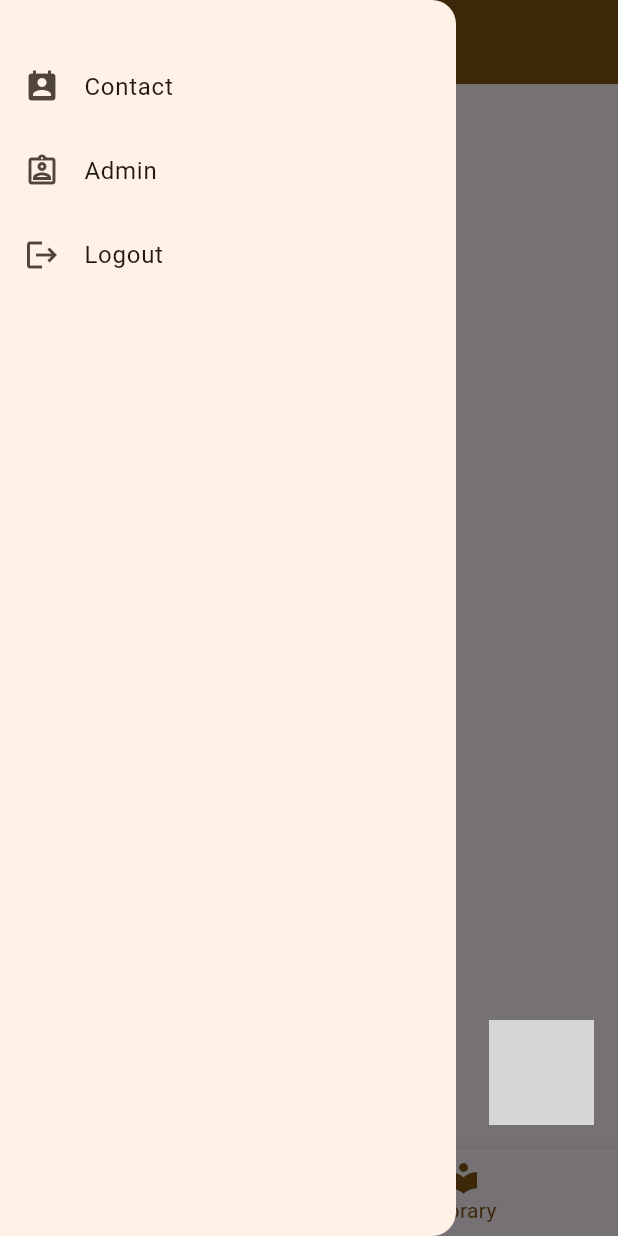
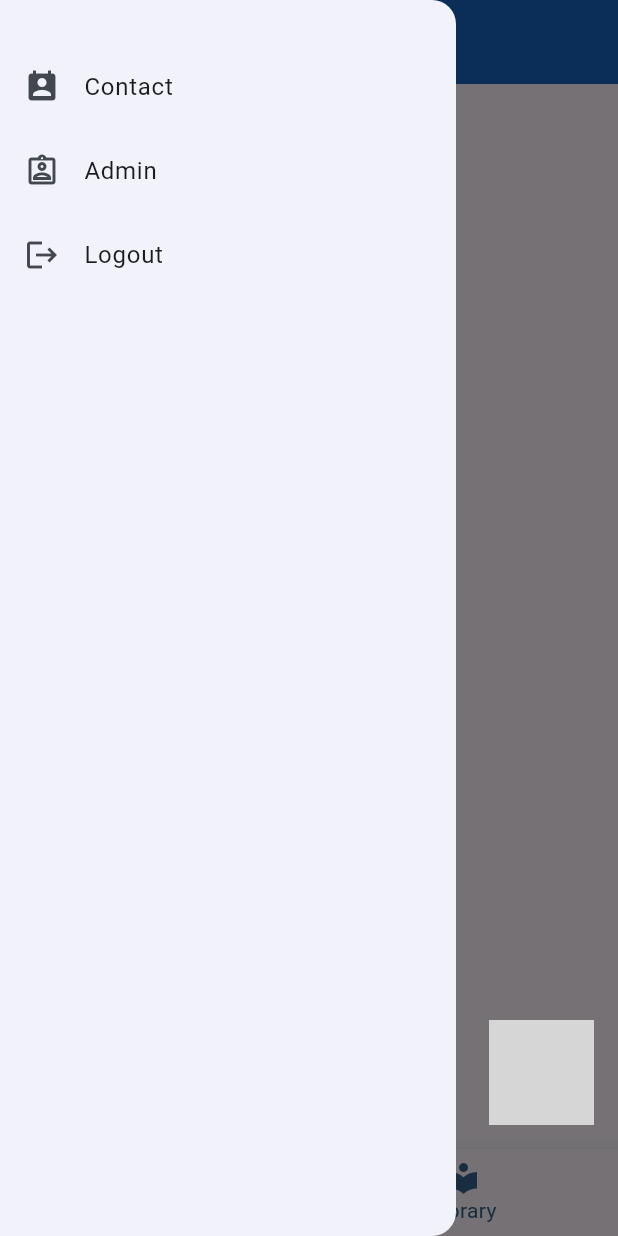
Before and after one commit to Krish-Choudhary/Bochord-Smart-Library, a Flutter app: the screen it shows once a user with an empty profile is signed in, item 2 of the bottom bar chosen, with the side drawer open, on a phone screen of 412 x 824 dp. Run offline on Flutter 3.47's test engine with Material 3 defaults, Android fonts, the phone set to English and light mode, and no system bars; our stand-ins replace cloud_firestore, dio, firebase_auth, firebase_core, firebase_storage, google_fonts and 2 more; missing offline and left inert: dialog_flowtter; accounts and stored records are empty; network calls fail; grey boxes are pictures that could not be loaded.

Commit message:
Implementing Color Theme blue

```diff
--- a/lib/main.dart
+++ b/lib/main.dart
@@ -20,7 +20,7 @@ class App extends StatelessWidget {
       title: 'Library',
       theme: ThemeData().copyWith(
         colorScheme: ColorScheme.fromSeed(
-          seedColor:const Color.fromARGB(255, 232, 148, 4),
+          seedColor: Colors.blue,
         ),
       ),
       home: StreamBuilder(
--- a/lib/screens/chatbot_screen.dart
+++ b/lib/screens/chatbot_screen.dart
@@ -31,7 +31,8 @@ class _ChatBotState extends State<ChatBot> {
   Widget build(BuildContext context) {
     return Scaffold(
       appBar: AppBar(
-        title: const Text('Chat Bot'),foregroundColor: Colors.white,
+        title: const Text('Chat Bot'),
+        foregroundColor: Colors.white,
         backgroundColor: Colors.blue.shade800,
       ),
       body: Container(
@@ -66,7 +67,8 @@ class _ChatBotState extends State<ChatBot> {
                         _controller.clear();
                       }
                     },
-                    icon: const Icon(Icons.send, color: Color.fromARGB(255, 45, 66, 77)),
+                    icon: const Icon(Icons.send,
+                        color: Color.fromARGB(255, 45, 66, 77)),
                   )
                 ],
               ),
--- a/lib/screens/library_home.dart
+++ b/lib/screens/library_home.dart
@@ -99,20 +99,13 @@ class _LibraryHomeState extends State<LibraryHome> {
             )),
       ),
       appBar: AppBar(
-        foregroundColor: Theme.of(context).colorScheme.onPrimary,
-        backgroundColor: Theme.of(context).colorScheme.primary,
+        foregroundColor: Colors.white,
+        backgroundColor: Colors.blue.shade800,
         title: const Text('Home'),
       ),
       drawer: Drawer(
         child: ListView(
-          // mainAxisSize: MainAxisSize.max,
           children: [
-            // DrawerHeader(
-            //   decoration: BoxDecoration(
-            //     color: Theme.of(context).colorScheme.surface,
-            //   ),
-            //   child: Image.asset('assets/images/Iiit-una-logo.png'),
-            // ),
             const SizedBox(height: 30),
             ListTile(
               leading: const Icon(Icons.perm_contact_calendar),
@@ -186,10 +179,6 @@ class _LibraryHomeState extends State<LibraryHome> {
             icon: Icon(Icons.local_library_sharp),
             label: 'Library',
           ),
-          // BottomNavigationBarItem(
-          //   icon: Icon(Icons.supervised_user_circle),
-          //   label: 'My Profile',
-          // ),
         ],
       ),
     );
```
